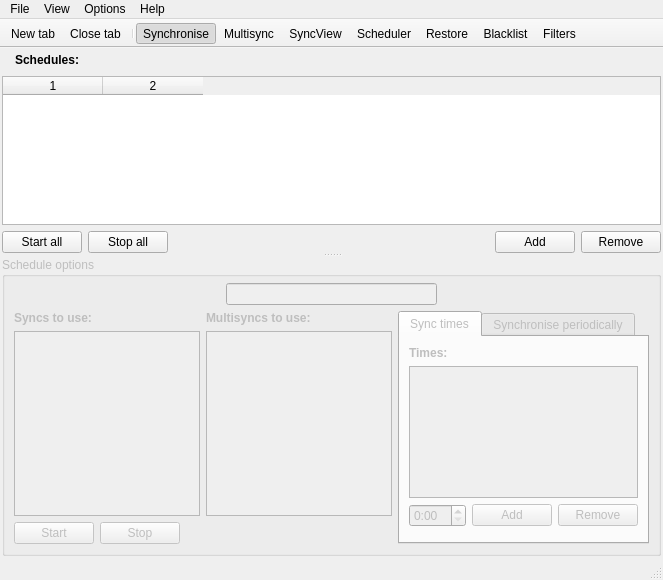
Qt form main_window.ui (henrik-w/Synkron) before a commit.
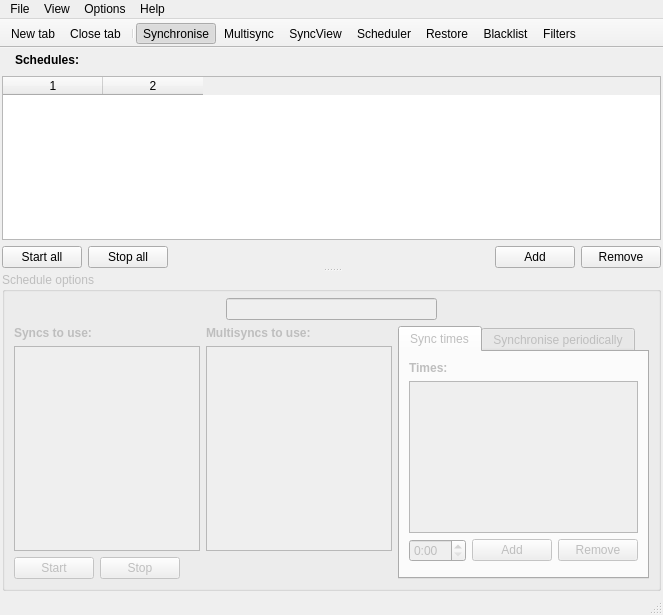
The same form after that commit. The open tabs and pages were chosen to show the change. Icons and pictures are not drawn. Custom widgets are drawn as their Qt base class.

Patch:
```diff
--- a/main_window.ui
+++ b/main_window.ui
@@ -6,15 +6,9 @@
     <x>0</x>
     <y>0</y>
     <width>663</width>
-    <height>580</height>
+    <height>615</height>
    </rect>
   </property>
-  <property name="minimumSize" >
-   <size>
-    <width>0</width>
-    <height>580</height>
-   </size>
-  </property>
   <property name="windowTitle" >
    <string>Synkron</string>
   </property>
@@ -26,9 +20,9 @@
    <property name="geometry" >
     <rect>
      <x>0</x>
-     <y>73</y>
+     <y>84</y>
      <width>663</width>
-     <height>488</height>
+     <height>509</height>
     </rect>
    </property>
    <layout class="QGridLayout" >
@@ -656,12 +650,6 @@
            <layout class="QVBoxLayout" >
             <item>
              <layout class="QGridLayout" >
-              <property name="margin" >
-               <number>0</number>
-              </property>
-              <property name="spacing" >
-               <number>6</number>
-              </property>
               <item row="0" column="1" >
                <widget class="QLabel" name="label_13" >
                 <property name="text" >
@@ -714,12 +702,6 @@
             </item>
             <item>
              <layout class="QGridLayout" >
-              <property name="margin" >
-               <number>0</number>
-              </property>
-              <property name="spacing" >
-               <number>6</number>
-              </property>
               <item row="0" column="3" >
                <widget class="QPushButton" name="add_schedule" >
                 <property name="statusTip" >
@@ -798,12 +780,6 @@
             </property>
             <item row="0" column="0" >
              <layout class="QGridLayout" >
-              <property name="margin" >
-               <number>0</number>
-              </property>
-              <property name="spacing" >
-               <number>6</number>
-              </property>
               <item row="0" column="1" >
                <widget class="QLineEdit" name="sched_name" >
                 <property name="statusTip" >
@@ -841,20 +817,8 @@
             </item>
             <item row="1" column="0" >
              <layout class="QHBoxLayout" >
-              <property name="spacing" >
-               <number>6</number>
-              </property>
-              <property name="margin" >
-               <number>0</number>
-              </property>
               <item>
                <layout class="QVBoxLayout" >
-                <property name="spacing" >
-                 <number>6</number>
-                </property>
-                <property name="margin" >
-                 <number>0</number>
-                </property>
                 <item>
                  <layout class="QGridLayout" >
                   <item row="1" column="1" >
@@ -889,12 +853,6 @@
                 </item>
                 <item>
                  <layout class="QGridLayout" >
-                  <property name="margin" >
-                   <number>0</number>
-                  </property>
-                  <property name="spacing" >
-                   <number>6</number>
-                  </property>
                   <item row="0" column="2" >
                    <widget class="QPushButton" name="sched_stop" >
                     <property name="statusTip" >
@@ -940,8 +898,8 @@
                 <widget class="QWidget" name="sync_times" >
                  <property name="geometry" >
                   <rect>
-                   <x>20</x>
-                   <y>150</y>
+                   <x>24</x>
+                   <y>180</y>
                    <width>640</width>
                    <height>409</height>
                   </rect>
@@ -966,12 +924,6 @@
                   </item>
                   <item>
                    <layout class="QGridLayout" >
-                    <property name="margin" >
-                     <number>0</number>
-                    </property>
-                    <property name="spacing" >
-                     <number>6</number>
-                    </property>
                     <item row="0" column="2" >
                      <spacer>
                       <property name="orientation" >
@@ -1439,9 +1391,9 @@
    <property name="geometry" >
     <rect>
      <x>0</x>
-     <y>561</y>
+     <y>593</y>
      <width>663</width>
-     <height>19</height>
+     <height>22</height>
     </rect>
    </property>
   </widget>
```
Left out of the diff: 76 changed lines with no effect on the pictures.
